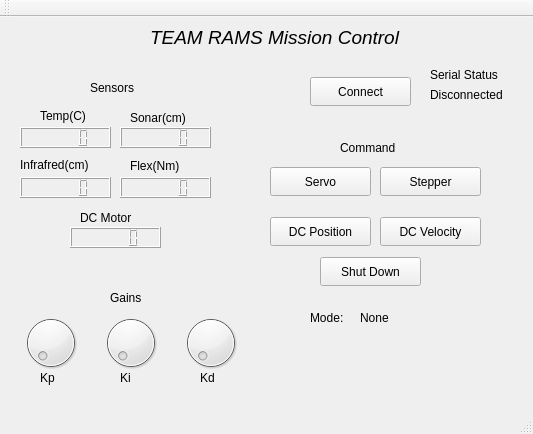
The window that moni_con.ui (stanleywinata/Motor_GUI) describes before a commit, drawn with Qt 5.
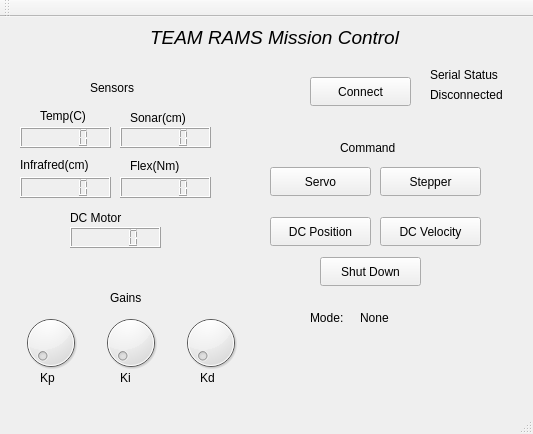
The same window after the commit.

What changed in the file:
```diff
--- a/moni_con.ui
+++ b/moni_con.ui
@@ -317,9 +317,9 @@
    <widget class="QLabel" name="label_10">
     <property name="geometry">
      <rect>
-      <x>80</x>
+      <x>70</x>
       <y>190</y>
-      <width>91</width>
+      <width>111</width>
       <height>21</height>
      </rect>
     </property>
```
Left out of the diff: 8 changed lines with no effect on the pictures.
